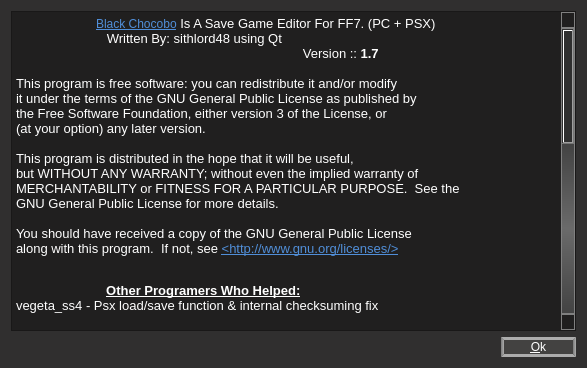
Old version of the form about.ui in the repository sithlord48/blackchocobo.
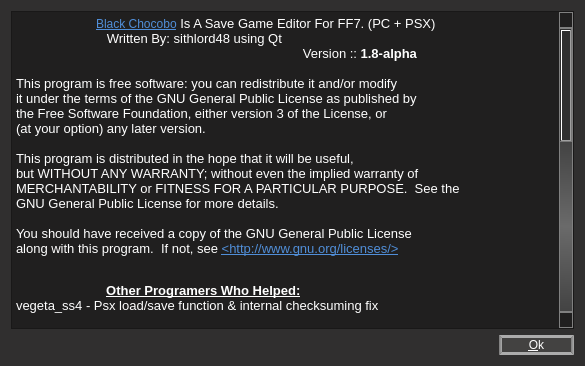
New version of the form. Icons and pictures are not drawn.

What changed in the file:
```diff
--- a/about.ui
+++ b/about.ui
@@ -9,8 +9,8 @@
    <rect>
     <x>0</x>
     <y>0</y>
-    <width>587</width>
-    <height>368</height>
+    <width>585</width>
+    <height>366</height>
    </rect>
   </property>
   <property name="windowTitle">
@@ -109,7 +109,7 @@
 &lt;/style&gt;&lt;/head&gt;&lt;body style=&quot; font-family:'Ubuntu'; font-size:9pt; font-weight:400; font-style:normal;&quot;&gt;
 &lt;p style=&quot; margin-top:0px; margin-bottom:0px; margin-left:0px; margin-right:0px; -qt-block-indent:0; text-indent:0px;&quot;&gt;&lt;span style=&quot; font-family:'Sans Serif'; font-size:10pt;&quot;&gt;	&lt;/span&gt;&lt;a href=&quot;http://blackchocobo.sourceforge.net&quot;&gt;&lt;span style=&quot; font-family:'Sans Serif'; text-decoration: underline; color:#508ed8;&quot;&gt;Black Chocobo&lt;/span&gt;&lt;/a&gt;&lt;span style=&quot; font-family:'Sans Serif'; font-size:10pt;&quot;&gt; Is A Save Game Editor For FF7. (PC + PSX)&lt;/span&gt;&lt;/p&gt;
 &lt;p style=&quot; margin-top:0px; margin-bottom:0px; margin-left:0px; margin-right:0px; -qt-block-indent:0; text-indent:0px;&quot;&gt;&lt;span style=&quot; font-family:'Sans Serif'; font-size:10pt;&quot;&gt;	   Written By: sithlord48 using Qt&lt;/span&gt;&lt;/p&gt;
-&lt;p style=&quot; margin-top:0px; margin-bottom:0px; margin-left:0px; margin-right:0px; -qt-block-indent:0; text-indent:0px;&quot;&gt;&lt;span style=&quot; font-family:'Sans Serif'; font-size:10pt;&quot;&gt;                                                                  	             Version :: &lt;/span&gt;&lt;span style=&quot; font-family:'Sans Serif'; font-size:10pt; font-weight:600;&quot;&gt;1.7&lt;/span&gt;&lt;/p&gt;
+&lt;p style=&quot; margin-top:0px; margin-bottom:0px; margin-left:0px; margin-right:0px; -qt-block-indent:0; text-indent:0px;&quot;&gt;&lt;span style=&quot; font-family:'Sans Serif'; font-size:10pt;&quot;&gt;                                                                  	             Version :: &lt;/span&gt;&lt;span style=&quot; font-family:'Sans Serif'; font-size:10pt; font-weight:600;&quot;&gt;1.8-alpha&lt;/span&gt;&lt;/p&gt;
 &lt;p style=&quot;-qt-paragraph-type:empty; margin-top:0px; margin-bottom:0px; margin-left:0px; margin-right:0px; -qt-block-indent:0; text-indent:0px; font-family:'Sans Serif'; font-size:10pt; font-weight:600;&quot;&gt;&lt;/p&gt;
 &lt;p style=&quot; margin-top:0px; margin-bottom:0px; margin-left:0px; margin-right:0px; -qt-block-indent:0; text-indent:0px;&quot;&gt;&lt;span style=&quot; font-family:'Courier New,courier'; font-size:10pt;&quot;&gt;This program is free software: you can redistribute it and/or modify&lt;/span&gt;&lt;/p&gt;
 &lt;p style=&quot; margin-top:0px; margin-bottom:0px; margin-left:0px; margin-right:0px; -qt-block-indent:0; text-indent:0px;&quot;&gt;&lt;span style=&quot; font-family:'Courier New,courier'; font-size:10pt;&quot;&gt;it under the terms of the GNU General Public License as published by&lt;/span&gt;&lt;/p&gt;
@@ -138,7 +138,7 @@
 &lt;p style=&quot; margin-top:0px; margin-bottom:0px; margin-left:0px; margin-right:0px; -qt-block-indent:0; text-indent:0px;&quot;&gt;&lt;span style=&quot; font-family:'Sans Serif'; font-size:10pt;&quot;&gt;                   Spanish - Eslava | French - Myst6re, sl1982, google&lt;/span&gt;&lt;/p&gt;
 &lt;p style=&quot;-qt-paragraph-type:empty; margin-top:0px; margin-bottom:0px; margin-left:0px; margin-right:0px; -qt-block-indent:0; text-indent:0px; font-family:'Sans Serif'; font-size:10pt;&quot;&gt;&lt;/p&gt;
 &lt;p style=&quot; margin-top:0px; margin-bottom:0px; margin-left:0px; margin-right:0px; -qt-block-indent:0; text-indent:0px;&quot;&gt;&lt;span style=&quot; font-family:'Sans Serif'; font-size:10pt; font-weight:600;&quot;&gt;                                         &lt;/span&gt;&lt;span style=&quot; font-family:'Sans Serif'; font-size:10pt; font-weight:600; text-decoration: underline;&quot;&gt;Testers:&lt;/span&gt;&lt;/p&gt;
-&lt;p style=&quot; margin-top:0px; margin-bottom:0px; margin-left:0px; margin-right:0px; -qt-block-indent:0; text-indent:0px;&quot;&gt;&lt;span style=&quot; font-family:'Sans Serif'; font-size:10pt;&quot;&gt;                                   Jari | Eslava | Timu | Chocobo Girl&lt;/span&gt;&lt;/p&gt;
+&lt;p style=&quot; margin-top:0px; margin-bottom:0px; margin-left:0px; margin-right:0px; -qt-block-indent:0; text-indent:0px;&quot;&gt;&lt;span style=&quot; font-family:'Sans Serif'; font-size:10pt;&quot;&gt;                                   Jari | Eslava | Timu | Chocobo Girl|Covarr&lt;/span&gt;&lt;/p&gt;
 &lt;p style=&quot;-qt-paragraph-type:empty; margin-top:0px; margin-bottom:0px; margin-left:0px; margin-right:0px; -qt-block-indent:0; text-indent:0px; font-family:'Sans Serif'; font-size:10pt; font-weight:600; text-decoration: underline;&quot;&gt;&lt;/p&gt;
 &lt;p style=&quot; margin-top:0px; margin-bottom:0px; margin-left:0px; margin-right:0px; -qt-block-indent:0; text-indent:0px;&quot;&gt;&lt;span style=&quot; font-family:'Sans Serif'; font-size:10pt; font-weight:600;&quot;&gt;                                    &lt;/span&gt;&lt;span style=&quot; font-family:'Sans Serif'; font-size:10pt; font-weight:600; text-decoration: underline;&quot;&gt;Special Thanks:&lt;/span&gt;&lt;/p&gt;
 &lt;p style=&quot;-qt-paragraph-type:empty; margin-top:0px; margin-bottom:0px; margin-left:0px; margin-right:0px; -qt-block-indent:0; text-indent:0px; font-family:'Sans Serif'; font-size:10pt;&quot;&gt;&lt;/p&gt;
```
